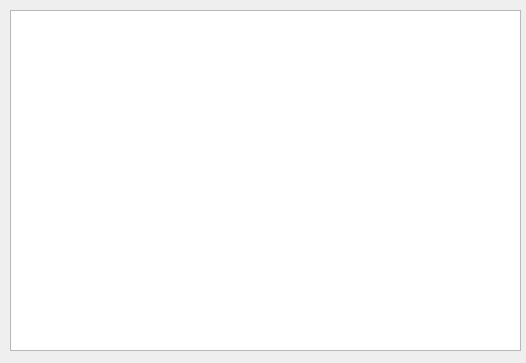
This is dialog.ui in Doki1992/compi_2 as Qt 5 draws it before an edit. The edited form follows.
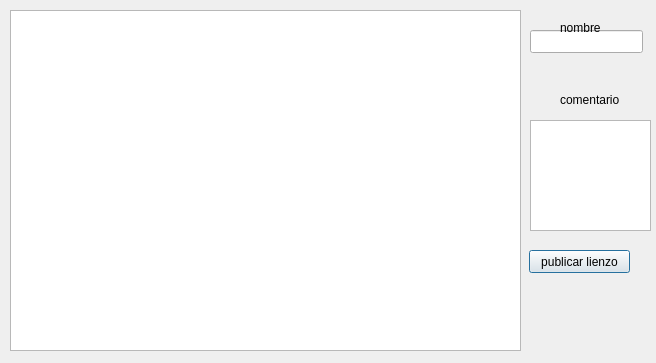
This is the edited form.

What changed in the file:
```diff
--- a/dialog.ui
+++ b/dialog.ui
@@ -6,7 +6,7 @@
    <rect>
     <x>0</x>
     <y>0</y>
-    <width>526</width>
+    <width>656</width>
     <height>363</height>
    </rect>
   </property>
@@ -23,6 +23,65 @@
     </rect>
    </property>
   </widget>
+  <widget class="QPushButton" name="pushButton">
+   <property name="geometry">
+    <rect>
+     <x>529</x>
+     <y>250</y>
+     <width>101</width>
+     <height>23</height>
+    </rect>
+   </property>
+   <property name="text">
+    <string>publicar lienzo</string>
+   </property>
+  </widget>
+  <widget class="QLineEdit" name="lineEdit">
+   <property name="geometry">
+    <rect>
+     <x>530</x>
+     <y>30</y>
+     <width>113</width>
+     <height>23</height>
+    </rect>
+   </property>
+  </widget>
+  <widget class="QTextEdit" name="textEdit">
+   <property name="geometry">
+    <rect>
+     <x>530</x>
+     <y>120</y>
+     <width>121</width>
+     <height>111</height>
+    </rect>
+   </property>
+  </widget>
+  <widget class="QLabel" name="label">
+   <property name="geometry">
+    <rect>
+     <x>560</x>
+     <y>20</y>
+     <width>57</width>
+     <height>15</height>
+    </rect>
+   </property>
+   <property name="text">
+    <string>nombre</string>
+   </property>
+  </widget>
+  <widget class="QLabel" name="label_2">
+   <property name="geometry">
+    <rect>
+     <x>560</x>
+     <y>90</y>
+     <width>91</width>
+     <height>20</height>
+    </rect>
+   </property>
+   <property name="text">
+    <string>comentario</string>
+   </property>
+  </widget>
  </widget>
  <resources/>
  <connections/>
```
